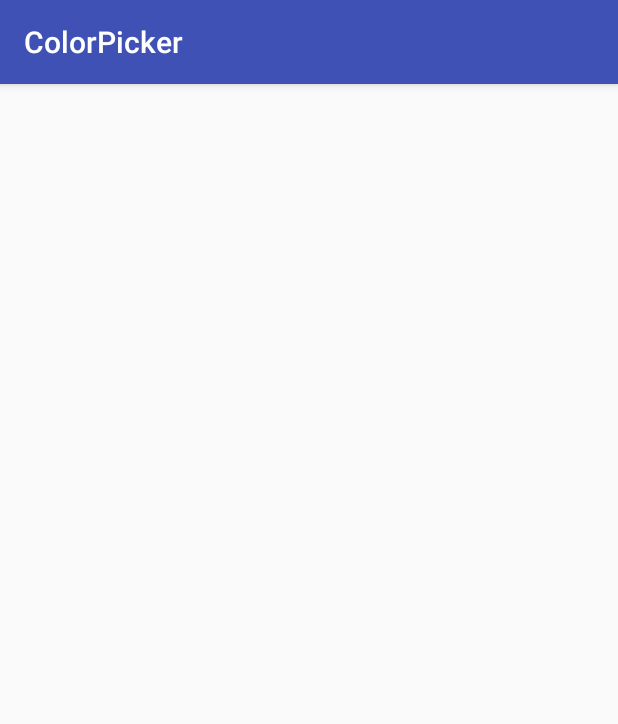
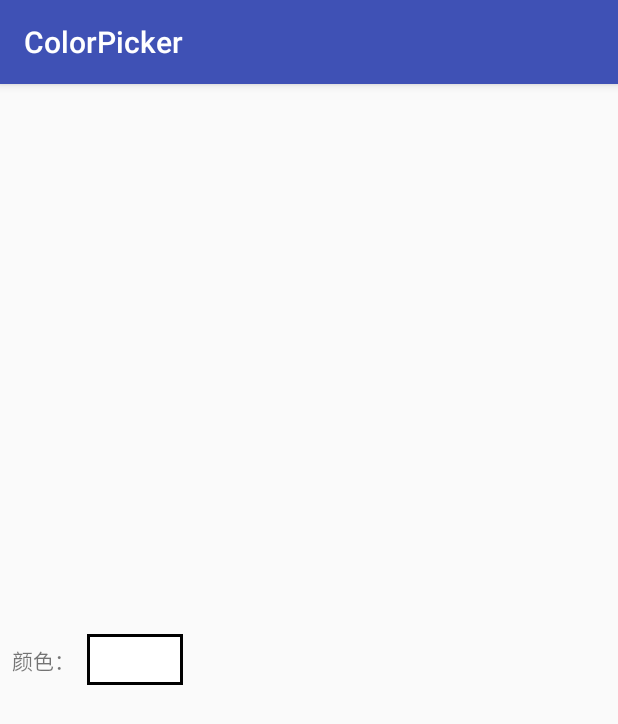
Before and after one commit to relish-wang/ColorPicker, an Android app: the screen it shows after launch (MainActivity), on a phone screen of 412 x 824 dp. Shown: the top 724 px of the screen. Run offline under Robolectric (Android 15) with nearby library versions, the phone set to English and light mode, and no system bars.

Commit message:
modify layout

```diff
--- a/app/src/main/java/wang/relish/colorpicker/sample/MainActivity.java
+++ b/app/src/main/java/wang/relish/colorpicker/sample/MainActivity.java
@@ -7,23 +7,30 @@ import android.view.View;
 
 import wang.relish.colorpicker.ColorPickerDialog;
 
+
+/**
+ * @author Relish Wang
+ * @since 2017/7/31
+ */
 public class MainActivity extends AppCompatActivity {
 
 
-    private View mRootView;
+    private int mRed, mGreen, mBlue;
 
-    private int mRed, mGreen, mBlue;
+    private View mViewColor;
+
 
     @Override
     protected void onCreate(Bundle savedInstanceState) {
         super.onCreate(savedInstanceState);
         setContentView(R.layout.activity_main);
 
-        mRootView = findViewById(R.id.rootView);
-        mRootView.setOnClickListener(new View.OnClickListener() {
+        mViewColor = findViewById(R.id.view_color);
+
+        mViewColor.setOnClickListener(new View.OnClickListener() {
             @Override
             public void onClick(View view) {
-                int color = mRootView.getDrawingCacheBackgroundColor();
+                int color = mViewColor.getDrawingCacheBackgroundColor();
                 mRed = (color & 0xff0000) >> 16;
                 mGreen = (color & 0x00ff00) >> 8;
                 mBlue = (color & 0x0000ff);
@@ -35,7 +42,7 @@ public class MainActivity extends AppCompatActivity {
                         mGreen = g;
                         mBlue = b;
                         int color = Color.rgb(r, g, b);
-                        mRootView.setBackgroundColor(color);
+                        mViewColor.setBackgroundColor(color);
                     }
                 });
                 dialog.show(getSupportFragmentManager(), "");
--- a/app/src/main/res/layout/activity_main.xml
+++ b/app/src/main/res/layout/activity_main.xml
@@ -1,7 +1,32 @@
 <?xml version="1.0" encoding="utf-8"?>
 <LinearLayout xmlns:android="http://schemas.android.com/apk/res/android"
     xmlns:tools="http://schemas.android.com/tools"
-    android:id="@+id/rootView"
     android:layout_width="match_parent"
     android:layout_height="match_parent"
-    tools:context="wang.relish.colorpicker.sample.MainActivity" />
+    android:orientation="horizontal"
+    tools:context="wang.relish.colorpicker.sample.MainActivity">
+
+
+    <TextView
+        android:layout_width="wrap_content"
+        android:layout_height="wrap_content"
+        android:layout_gravity="center_vertical"
+        android:layout_margin="8dp"
+        android:text="颜色：" />
+
+    <FrameLayout
+        android:layout_width="64dp"
+        android:layout_height="34dp"
+        android:layout_gravity="center_vertical"
+        android:background="#000">
+
+        <View
+            android:id="@+id/view_color"
+            android:layout_width="60dp"
+            android:layout_height="30dp"
+            android:layout_gravity="center"
+            android:layout_margin="8dp"
+            android:background="#fff" />
+    </FrameLayout>
+
+</LinearLayout>
--- a/library/src/main/java/wang/relish/colorpicker/ColorPickerDialog.java
+++ b/library/src/main/java/wang/relish/colorpicker/ColorPickerDialog.java
@@ -12,9 +12,9 @@ import android.view.ViewGroup;
 import android.view.Window;
 
 /**
- * Created by Relish on 2017/3/22.
+ * @author Relish Wang
+ * @since 2017/3/22
  */
-
 public class ColorPickerDialog extends DialogFragment implements ColorPickerView.OnColorSelectedChangedListener {
 
     private static final String RED = "red";
--- a/library/src/main/java/wang/relish/colorpicker/ColorPickerView.java
+++ b/library/src/main/java/wang/relish/colorpicker/ColorPickerView.java
@@ -13,6 +13,10 @@ import android.support.v7.widget.AppCompatImageView;
 import android.util.AttributeSet;
 import android.view.MotionEvent;
 
+/**
+ * @author Relish Wang
+ * @since 2017/3/22
+ */
 public class ColorPickerView extends AppCompatImageView {
     private Bitmap iconBitMap;
     float iconRadius;// 吸管圆的半径
```
